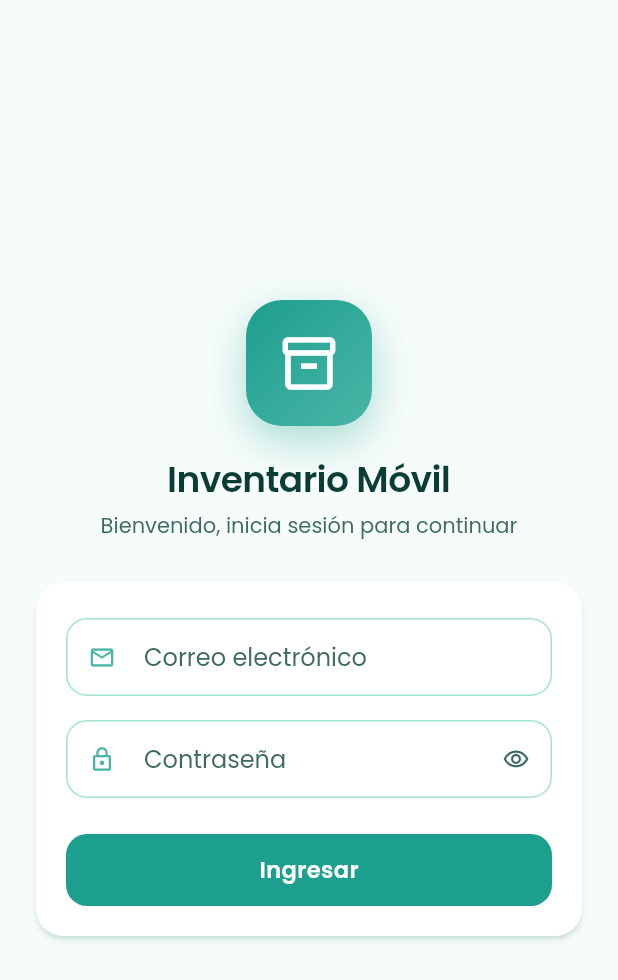
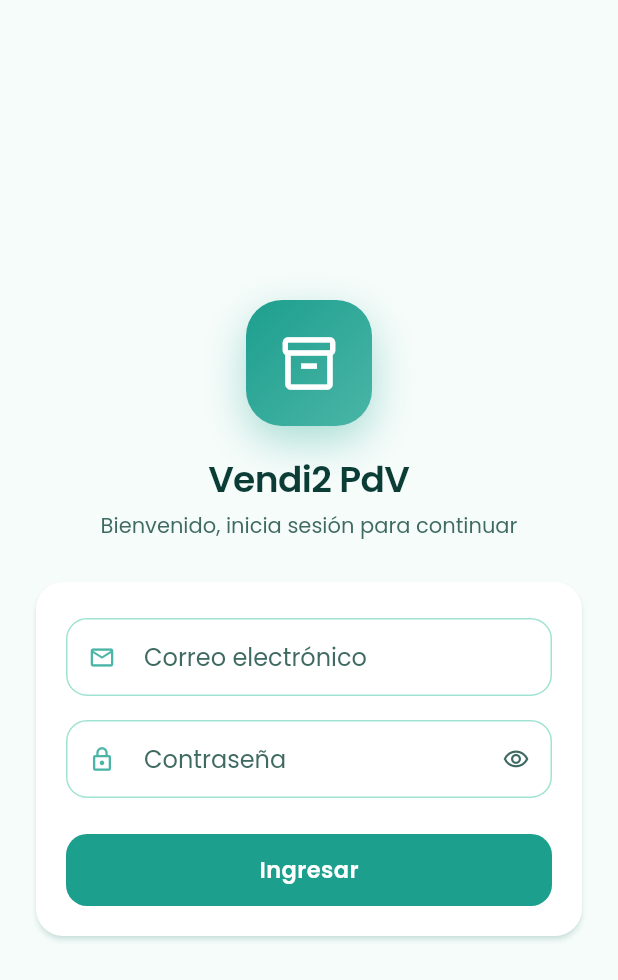
Before and after one commit to GroverDev/inventory, a Flutter app: the screen it shows after launch, on a phone screen of 412 x 824 dp. Shown: the top 980 px of the screen. Run offline on Flutter 3.47's test engine with Material 3 defaults, Android fonts, the phone set to English and light mode, and no system bars; our stand-ins replace dio, flutter_secure_storage, google_fonts; accounts and stored records are empty; project files that could hold a hidden picture were left out.

Commit message:
Se actualizo el icono y la marca de la app movil a Vendi2 PdV
Nuevo icono (celular + tarjeta contactless) provisto por el usuario,
regenerado con flutter_launcher_icons: mipmaps legacy + capa
adaptativa (Android 8+) con su color de fondo propio (#02B57A,
tomado del icono) en vez del blanco anterior, que hubiera dejado el
dibujo casi invisible.

Nombre visible (launcher, selector de apps recientes, login) pasa de
"Inventario Movil" a "Vendi2 PdV". El nombre completo para SEO de
Play Store ("Vendi2 PdV: Punto de Venta e inventario") se configura
aparte, directo en Play Console.

Se regeneraron los assets de la ficha de Play (icono 512x512 y
grafico destacado 1024x500) con la marca nueva.

Version subida a 1.1.0+3 para la proxima publicacion.

```diff
--- a/movil/lib/core/config/app_config.dart
+++ b/movil/lib/core/config/app_config.dart
@@ -12,7 +12,7 @@ class AppConfig {
     defaultValue: 'https://api.ideanueva.com/',
   );
 
-  static const String appName = 'Inventario Móvil';
+  static const String appName = 'Vendi2 PdV';
 
   /// Origen que se envía al backend (campo Device / LoginFrom).
   static const String deviceName = 'mobile';
```
Also changed, not shown: movil/pubspec.yaml (+5 -3 lines), movil/store/feature-1024x500.png, movil/store/icon-pos-1024.png, movil/store/icon-pos-512.png, movil/store/icon-pos-foreground-1024.png, 12 other files.
